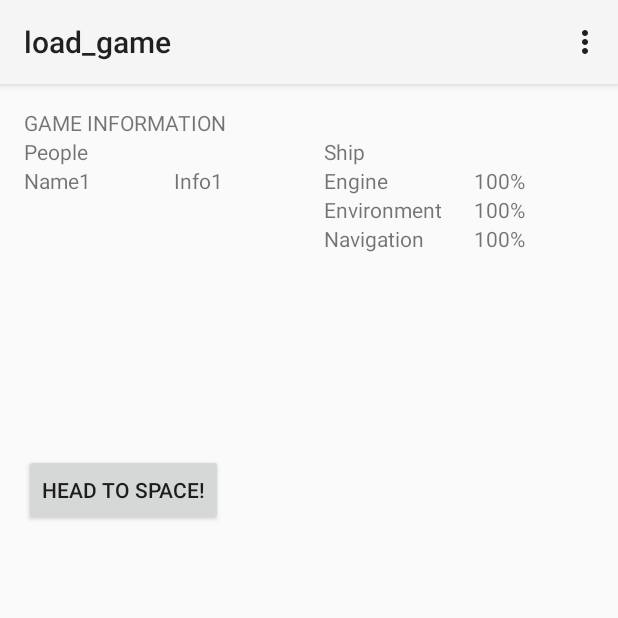
After one commit to achepey/SpaceTrail, an Android app: the load_game screen opened directly, with no data from a screen before it, on a phone screen of 412 x 824 dp, the top half of it. The commit adds this screen. Run offline under Robolectric (Android 15) with nearby library versions, the phone set to English and light mode, and no system bars.

Commit message:
Created load game page

```diff
--- a/app/src/main/AndroidManifest.xml
+++ b/app/src/main/AndroidManifest.xml
@@ -9,14 +9,18 @@
         android:theme="@style/AppTheme" >
         <activity
             android:name="team19.spacetrail.MainActivity"
-            android:screenOrientation="landscape"
-            android:label="@string/app_name" >
+            android:label="@string/app_name"
+            android:screenOrientation="landscape" >
             <intent-filter>
                 <action android:name="android.intent.action.MAIN" />
 
                 <category android:name="android.intent.category.LAUNCHER" />
             </intent-filter>
         </activity>
+        <activity
+            android:name="team19.spacetrail.load_game"
+            android:label="@string/title_activity_load_game" >
+        </activity>
     </application>
 
 </manifest>
--- /dev/null
+++ b/app/src/main/java/team19/spacetrail/load_game.java
@@ -0,0 +1,39 @@
+package team19.spacetrail;
+
+import android.app.Activity;
+import android.os.Bundle;
+import android.view.Menu;
+import android.view.MenuItem;
+
+
+public class load_game extends Activity {
+
+    @Override
+    protected void onCreate(Bundle savedInstanceState) {
+        super.onCreate(savedInstanceState);
+        setContentView(R.layout.activity_load_game);
+    }
+
+
+    @Override
+    public boolean onCreateOptionsMenu(Menu menu) {
+        // Inflate the menu; this adds items to the action bar if it is present.
+        getMenuInflater().inflate(R.menu.menu_load_game, menu);
+        return true;
+    }
+
+    @Override
+    public boolean onOptionsItemSelected(MenuItem item) {
+        // Handle action bar item clicks here. The action bar will
+        // automatically handle clicks on the Home/Up button, so long
+        // as you specify a parent activity in AndroidManifest.xml.
+        int id = item.getItemId();
+
+        //noinspection SimplifiableIfStatement
+        if (id == R.id.action_settings) {
+            return true;
+        }
+
+        return super.onOptionsItemSelected(item);
+    }
+}
--- /dev/null
+++ b/app/src/main/res/layout/activity_load_game.xml
@@ -0,0 +1,155 @@
+<LinearLayout xmlns:android="http://schemas.android.com/apk/res/android"
+    xmlns:tools="http://schemas.android.com/tools" android:layout_width="match_parent"
+    android:layout_height="match_parent" android:paddingLeft="@dimen/activity_horizontal_margin"
+    android:paddingRight="@dimen/activity_horizontal_margin"
+    android:paddingTop="@dimen/activity_vertical_margin"
+    android:paddingBottom="@dimen/activity_vertical_margin"
+    android:orientation="vertical"
+    tools:context="team19.spacetrail.load_game">
+
+    <TextView
+        android:layout_width="wrap_content"
+        android:layout_height="wrap_content"
+        android:text="@string/loadGameMenu"
+        android:id="@+id/loadGameMenu"
+        android:layout_alignParentTop="true"
+        android:layout_alignParentLeft="true"
+        android:layout_alignParentStart="true" />
+
+    <GridLayout
+        android:layout_width="fill_parent"
+        android:layout_height="211dp"
+        android:layout_below="@+id/loadGameMenu"
+        android:layout_alignLeft="@+id/loadGameMenu"
+        android:layout_alignStart="@+id/loadGameMenu"
+        android:id="@+id/gameInformation"
+        android:columnCount="3"
+        android:minWidth="@dimen/loadGame_ColSize"
+        android:rowCount="3">
+
+        <TextView
+            android:layout_width="wrap_content"
+            android:layout_height="wrap_content"
+            android:text="@string/loadGame_PeopleMenu"
+            android:id="@+id/peopleMenu"
+            android:layout_row="0"
+            android:layout_column="0"
+            android:minWidth="@dimen/loadGame_ColSize" />
+
+        <TextView
+            android:layout_width="wrap_content"
+            android:layout_height="wrap_content"
+            android:text="@string/loadGame_ShipMenu"
+            android:id="@+id/shipMenu"
+            android:layout_row="0"
+            android:layout_column="1"
+            android:minWidth="@dimen/loadGame_ColSize" />
+
+        <TextView
+            android:layout_width="wrap_content"
+            android:layout_height="wrap_content"
+            android:text="@string/loadGame_ResourceMenu"
+            android:id="@+id/resourceMenu"
+            android:layout_row="0"
+            android:layout_column="2"
+            android:minWidth="@dimen/loadGame_ColSize" />
+
+        <GridLayout
+            android:layout_width="@dimen/loadGame_ColSize"
+            android:layout_height="fill_parent"
+            android:id="@+id/peopleInformation"
+            android:layout_row="2"
+            android:layout_column="0"
+            android:columnCount="3"
+            android:minWidth="@dimen/loadGame_ColSize">
+
+            <TextView
+                android:layout_width="wrap_content"
+                android:layout_height="wrap_content"
+                android:text="@string/loadGame_People_Name1"
+                android:id="@+id/person1"
+                android:layout_row="0"
+                android:layout_column="0"
+                android:minWidth="@dimen/loadGame_SubMenu_ColSize" />
+
+            <TextView
+                android:layout_width="wrap_content"
+                android:layout_height="wrap_content"
+                android:text="@string/loadGame_People_Info1"
+                android:id="@+id/person1_info"
+                android:layout_row="0"
+                android:layout_column="1"
+                android:minWidth="@dimen/loadGame_SubMenu_ColSize" />
+        </GridLayout>
+
+        <GridLayout
+            android:layout_width="@dimen/loadGame_ColSize"
+            android:layout_height="fill_parent"
+            android:id="@+id/gridLayout"
+            android:layout_row="2"
+            android:layout_column="1"
+            android:columnCount="3"
+            android:minWidth="@dimen/loadGame_ColSize" >
+
+            <TextView
+                android:layout_width="wrap_content"
+                android:layout_height="wrap_content"
+                android:text="@string/ShipParts_Engine"
+                android:id="@+id/shipParts_Engine"
+                android:layout_row="0"
+                android:layout_column="0"
+                android:minWidth="@dimen/loadGame_SubMenu_ColSize" />
+
+            <TextView
+                android:layout_width="wrap_content"
+                android:layout_height="wrap_content"
+                android:text="100%"
+                android:id="@+id/tempValue1"
+                android:layout_row="0"
+                android:layout_column="1"
+                android:minWidth="@dimen/loadGame_SubMenu_ColSize" />
+
+            <TextView
+                android:layout_width="wrap_content"
+                android:layout_height="wrap_content"
+                android:text="@string/ShipParts_Environment"
+                android:id="@+id/shipParts_Env"
+                android:layout_row="1"
+                android:layout_column="0" />
+
+            <TextView
+                android:layout_width="wrap_content"
+                android:layout_height="wrap_content"
+                android:text="@string/ShipParts_Navigation"
+                android:id="@+id/shipParts_Nav"
+                android:layout_row="2"
+                android:layout_column="0" />
+
+            <TextView
+                android:layout_width="wrap_content"
+                android:layout_height="wrap_content"
+                android:text="100%"
+                android:id="@+id/tempValue2"
+                android:layout_row="1"
+                android:layout_column="1"
+                android:minWidth="@dimen/loadGame_SubMenu_ColSize" />
+
+            <TextView
+                android:layout_width="wrap_content"
+                android:layout_height="wrap_content"
+                android:text="100%"
+                android:id="@+id/tempValue3"
+                android:layout_row="2"
+                android:layout_column="1" />
+
+        </GridLayout>
+
+    </GridLayout>
+
+    <Button
+        android:layout_width="wrap_content"
+        android:layout_height="wrap_content"
+        android:text="@string/headToSpace"
+        android:id="@+id/headToSpace" />
+
+</LinearLayout>
--- /dev/null
+++ b/app/src/main/res/menu/menu_load_game.xml
@@ -0,0 +1,5 @@
+<menu xmlns:android="http://schemas.android.com/apk/res/android"
+    xmlns:tools="http://schemas.android.com/tools" tools:context="team19.spacetrail.load_game">
+    <item android:id="@+id/action_settings" android:title="@string/action_settings"
+        android:orderInCategory="100" android:showAsAction="never" />
+</menu>
--- a/app/src/main/res/values/dimens.xml
+++ b/app/src/main/res/values/dimens.xml
@@ -2,4 +2,7 @@
     <!-- Default screen margins, per the Android Design guidelines. -->
     <dimen name="activity_horizontal_margin">16dp</dimen>
     <dimen name="activity_vertical_margin">16dp</dimen>
+    <dimen name="loadGame_ColSize">200dp</dimen>
+    <dimen name="loadGame_SubMenu_ColSize">100dp</dimen>
+
 </resources>
--- a/app/src/main/res/values/strings.xml
+++ b/app/src/main/res/values/strings.xml
@@ -22,5 +22,16 @@
     <string name="wings">Spare Wings @ $15.00</string>
     <string name="buy">Buy!</string>
     <string name="quantityYouHave">Quantity You Have</string>
+    <string name="title_activity_load_game">load_game</string>
+    <string name="loadGameMenu">GAME INFORMATION</string>
+    <string name="loadGame_PeopleMenu">People</string>
+    <string name="loadGame_ShipMenu">Ship</string>
+    <string name="loadGame_ResourceMenu">Resources</string>
+    <string name="loadGame_People_Name1">Name1</string>
+    <string name="loadGame_People_Info1">Info1</string>
+    <string name="ShipParts_Engine">Engine</string>
+    <string name="ShipParts_Environment">Environment</string>
+    <string name="ShipParts_Navigation">Navigation</string>
+    <string name="ShipParts_Navigation">Navigation</string>
 
 </resources>
```
Also changed, not shown: 1 other file.
